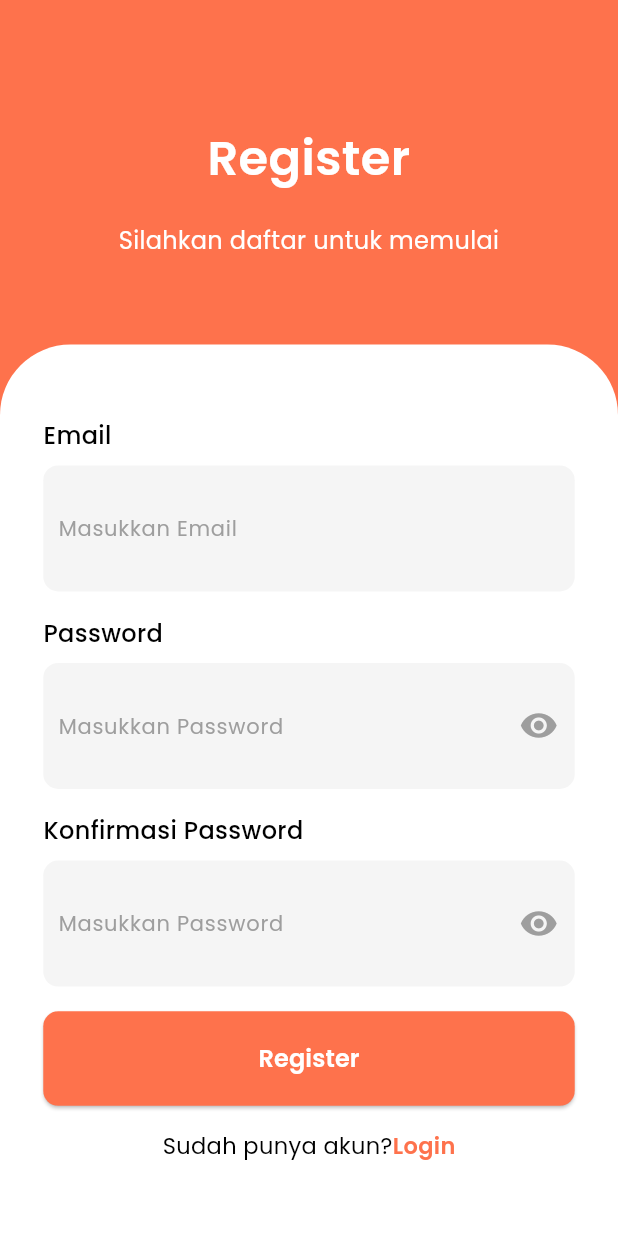
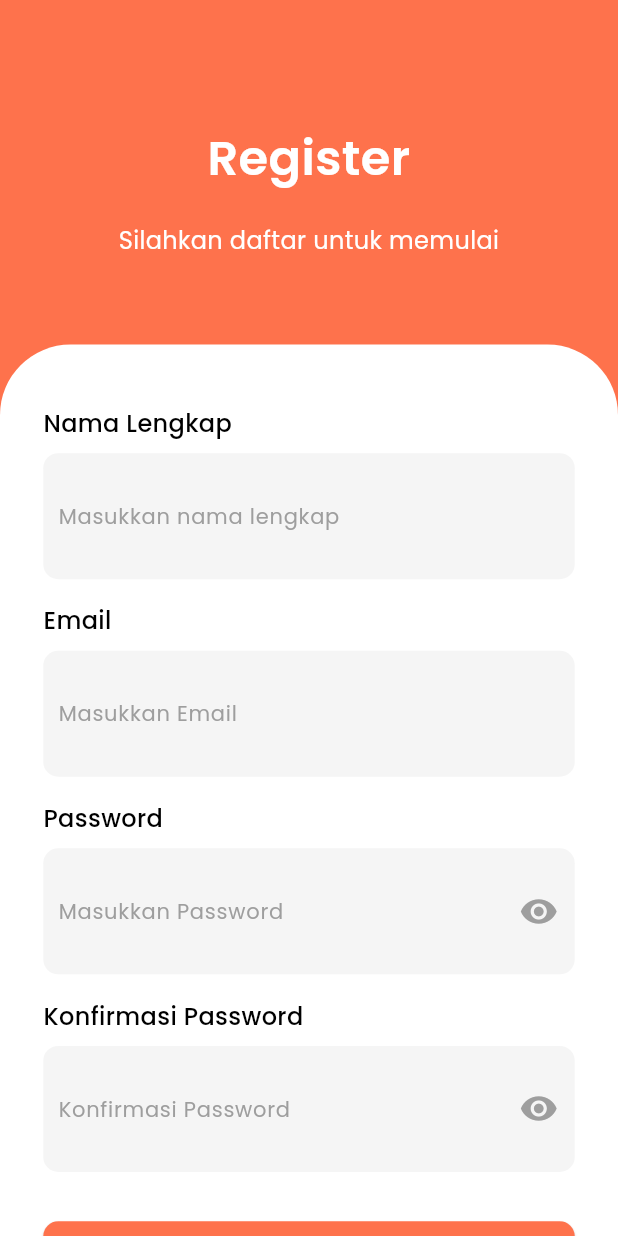
Before and after one commit to Resep-in/resepin-app, a Flutter app: the screen it shows after launch, after a tap on "Sign Up", on a phone screen of 412 x 824 dp. Run offline on Flutter 3.47's test engine with Material 3 defaults, Android fonts, the phone set to English and light mode, and no system bars; our stand-ins replace get, google_fonts, image_picker, persistent_bottom_nav_bar_v2, shared_preferences; accounts and stored records are empty.

Commit message:
feat(auth): register

```diff
--- a/lib/api/api_controller.dart
+++ b/lib/api/api_controller.dart
@@ -3,6 +3,7 @@ class RoutesApi {
 
   // auth
   static String loginUrl() => '$baseUrl/login';
+  static String registerUrl() => '$baseUrl/register';
   static String userUrl() => '$baseUrl/user';
   static String logoutUrl() => '$baseUrl/logout';
 
@@ -17,5 +18,5 @@ class RoutesApi {
 
   // recipe
   static String healthCheckUrl() => '$baseUrl/recipe/predict/health-check';
-  static String predicUrl() => '$baseUrl/recipe/predict';
+  static String predictUrl() => '$baseUrl/recipe/predict';
 }
--- a/lib/models/auth_response_model.dart
+++ b/lib/models/auth_response_model.dart
@@ -32,7 +32,7 @@ class AuthResponse {
       success: true,
       message: 'Data user berhasil diambil',
       token: null,
-      user: User.fromJson(json), // Response langsung adalah user object
+      user: json['user'] != null ? User.fromJson(json['user']) : null,
       errors: null,
     );
   }
--- a/lib/pages/on_boarding/auth/register_page.dart
+++ b/lib/pages/on_boarding/auth/register_page.dart
@@ -1,6 +1,7 @@
 import 'package:flutter/material.dart';
 import 'package:get/get.dart';
 import 'package:google_fonts/google_fonts.dart';
+import 'package:resepin/controllers/auth/auth_controller.dart';
 import 'package:resepin/pages/on_boarding/auth/login_page.dart';
 import 'package:resepin/theme/appColors.dart';
 
@@ -12,17 +13,37 @@ class RegisterPage extends StatefulWidget {
 }
 
 class _RegisterPageState extends State<RegisterPage> {
+  final TextEditingController _nameController = TextEditingController();
   final TextEditingController _emailController = TextEditingController();
   final TextEditingController _passwordController = TextEditingController();
   final TextEditingController _confirmPasswordController =
       TextEditingController();
+  final AuthController _authController = Get.put(AuthController());
 
-  bool _obsecurePassword = true;
+  bool _obscurePassword = true;
+  bool _obscureConfirmPassword = true;
+
+  Future<void> _handleRegister() async {
+    if (_authController.validateRegisterInput(
+      name: _nameController.text.trim(),
+      email: _emailController.text.trim(),
+      password: _passwordController.text,
+      passwordConfirmation: _confirmPasswordController.text,
+    )) {
+      await _authController.register(
+        name: _nameController.text.trim(),
+        email: _emailController.text.trim(),
+        password: _passwordController.text,
+        passwordConfirmation: _confirmPasswordController.text,
+      );
+    }
+  }
 
   @override
   Widget build(BuildContext context) {
     final height = MediaQuery.of(context).size.height;
     final width = MediaQuery.of(context).size.width;
+
     return Scaffold(
       backgroundColor: AppColors.primary,
       body: Padding(
@@ -62,13 +83,47 @@ class _RegisterPageState extends State<RegisterPage> {
                       topRight: Radius.circular(47),
                     ),
                   ),
-                  child: Padding(
+                  child: SingleChildScrollView(
                     padding: EdgeInsets.symmetric(horizontal: width * 0.07),
                     child: Column(
-                      mainAxisAlignment: MainAxisAlignment.center,
                       crossAxisAlignment: CrossAxisAlignment.start,
                       children: [
-                        // email
+                        SizedBox(height: height * 0.05),
+
+                        // Nama Field
+                        Text(
+                          "Nama Lengkap",
+                          style: GoogleFonts.poppins(
+                            color: Colors.black,
+                            fontSize: 16,
+                            fontWeight: FontWeight.w500,
+                          ),
+                        ),
+                        SizedBox(height: height * 0.01),
+                        Container(
+                          decoration: BoxDecoration(
+                            color: AppColors.grey,
+                            borderRadius: BorderRadius.circular(10),
+                          ),
+                          child: TextField(
+                            controller: _nameController,
+                            decoration: InputDecoration(
+                              hintText: "Masukkan nama lengkap",
+                              hintStyle: GoogleFonts.poppins(
+                                color: Colors.grey,
+                                fontSize: 14,
+                              ),
+                              border: InputBorder.none,
+                              contentPadding: EdgeInsets.symmetric(
+                                vertical: 30,
+                                horizontal: 10,
+                              ),
+                            ),
+                          ),
+                        ),
+                        SizedBox(height: height * 0.02),
+
+                        // Email Field
                         Text(
                           "Email",
                           style: GoogleFonts.poppins(
@@ -85,6 +140,7 @@ class _RegisterPageState extends State<RegisterPage> {
                           ),
                           child: TextField(
                             controller: _emailController,
+                            keyboardType: TextInputType.emailAddress,
                             decoration: InputDecoration(
                               hintText: "Masukkan Email",
                               hintStyle: GoogleFonts.poppins(
@@ -99,9 +155,9 @@ class _RegisterPageState extends State<RegisterPage> {
                             ),
                           ),
                         ),
-                        // end email
                         SizedBox(height: height * 0.02),
-                        // password
+
+                        // Password Field
                         Text(
                           "Password",
                           style: GoogleFonts.poppins(
@@ -117,8 +173,8 @@ class _RegisterPageState extends State<RegisterPage> {
                             borderRadius: BorderRadius.circular(10),
                           ),
                           child: TextField(
-                            controller: _confirmPasswordController,
-                            obscureText: _obsecurePassword,
+                            controller: _passwordController,
+                            obscureText: _obscurePassword,
                             decoration: InputDecoration(
                               hintText: "Masukkan Password",
                               hintStyle: GoogleFonts.poppins(
@@ -133,11 +189,11 @@ class _RegisterPageState extends State<RegisterPage> {
                               suffixIcon: IconButton(
                                 onPressed: () {
                                   setState(() {
-                                    _obsecurePassword = !_obsecurePassword;
+                                    _obscurePassword = !_obscurePassword;
                                   });
                                 },
                                 icon: Icon(
-                                  _obsecurePassword
+                                  _obscurePassword
                                       ? Icons.visibility
                                       : Icons.visibility_off,
                                   size: 26,
@@ -147,9 +203,9 @@ class _RegisterPageState extends State<RegisterPage> {
                             ),
                           ),
                         ),
-                        // end password
                         SizedBox(height: height * 0.02),
-                        // password
+
+                        // Confirm Password Field
                         Text(
                           "Konfirmasi Password",
                           style: GoogleFonts.poppins(
@@ -165,10 +221,10 @@ class _RegisterPageState extends State<RegisterPage> {
                             borderRadius: BorderRadius.circular(10),
                           ),
                           child: TextField(
-                            controller: _passwordController,
-                            obscureText: _obsecurePassword,
+                            controller: _confirmPasswordController,
+                            obscureText: _obscureConfirmPassword,
                             decoration: InputDecoration(
-                              hintText: "Masukkan Password",
+                              hintText: "Konfirmasi Password",
                               hintStyle: GoogleFonts.poppins(
                                 color: Colors.grey,
                                 fontSize: 14,
@@ -181,11 +237,12 @@ class _RegisterPageState extends State<RegisterPage> {
                               suffixIcon: IconButton(
                                 onPressed: () {
                                   setState(() {
-                                    _obsecurePassword = !_obsecurePassword;
+                                    _obscureConfirmPassword =
+                                        !_obscureConfirmPassword;
                                   });
                                 },
                                 icon: Icon(
-                                  _obsecurePassword
+                                  _obscureConfirmPassword
                                       ? Icons.visibility
                                       : Icons.visibility_off,
                                   size: 26,
@@ -195,16 +252,16 @@ class _RegisterPageState extends State<RegisterPage> {
                             ),
                           ),
                         ),
-                        // end password
-                        SizedBox(height: height * 0.02),
+                        SizedBox(height: height * 0.04),
 
-                        // button login
+                        // Register Button
                         SizedBox(
                           width: double.infinity,
-                          child: ElevatedButton(
-                            onPressed: () {
-                              print("register");
-                            },
+                          child: Obx(
+                            () => ElevatedButton(
+                              onPressed: _authController.isLoading.value
+                                  ? null
+                                  : _handleRegister,
                               style: ElevatedButton.styleFrom(
                                 backgroundColor: AppColors.primary,
                                 shape: RoundedRectangleBorder(
@@ -212,7 +269,16 @@ class _RegisterPageState extends State<RegisterPage> {
                                 ),
                                 padding: EdgeInsets.symmetric(vertical: 20),
                               ),
-                            child: Text(
+                              child: _authController.isLoading.value
+                                  ? SizedBox(
+                                      height: 20,
+                                      width: 20,
+                                      child: CircularProgressIndicator(
+                                        color: Colors.white,
+                                        strokeWidth: 2,
+                                      ),
+                                    )
+                                  : Text(
                                       "Register",
                                       style: GoogleFonts.poppins(
                                         color: Colors.white,
@@ -222,25 +288,24 @@ class _RegisterPageState extends State<RegisterPage> {
                                     ),
                             ),
                           ),
+                        ),
+                        SizedBox(height: height * 0.02),
 
-                        SizedBox(height: height * 0.02),
-                        // button register
+                        // Login Link
                         Row(
                           mainAxisAlignment: MainAxisAlignment.center,
                           children: [
                             Text(
-                                "Sudah punya akun?",
+                              "Sudah punya akun? ",
                               style: GoogleFonts.poppins(
                                 color: Colors.black,
                                 fontSize: 15,
                                 fontWeight: FontWeight.w400,
                               ),
-                                textAlign: TextAlign.center,
                             ),
-
                             GestureDetector(
                               onTap: () {
-                                  Get.to(LoginPage());
+                                Get.off(() => LoginPage());
                               },
                               child: Text(
                                 "Login",
@@ -253,6 +318,7 @@ class _RegisterPageState extends State<RegisterPage> {
                             ),
                           ],
                         ),
+                        SizedBox(height: height * 0.03),
                       ],
                     ),
                   ),
@@ -264,4 +330,13 @@ class _RegisterPageState extends State<RegisterPage> {
       ),
     );
   }
+
+  @override
+  void dispose() {
+    _nameController.dispose();
+    _emailController.dispose();
+    _passwordController.dispose();
+    _confirmPasswordController.dispose();
+    super.dispose();
   }
+}
```
Also changed, not shown: lib/controllers/auth/auth_controller.dart (+185 -0 lines). Lines whose indentation alone changed are shown as unchanged.
